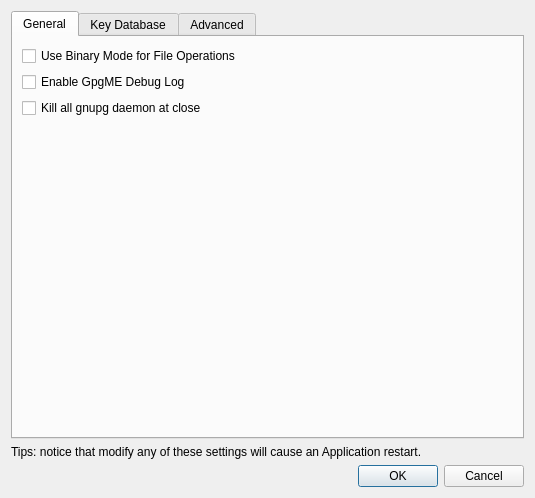
First picture: the form in ui/GnuPGControllerDialog.ui, repository saturneric/GpgFrontend, before the edit.
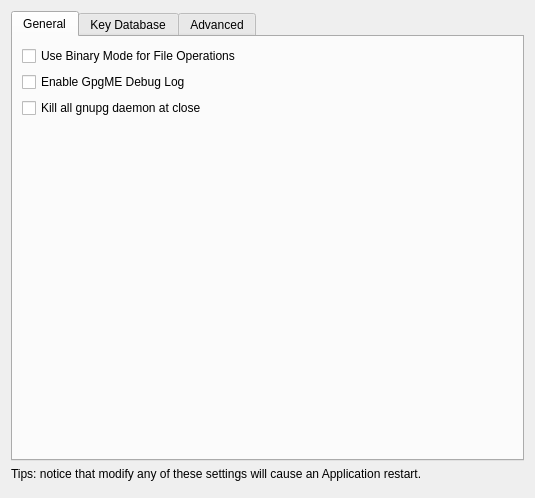
Second picture: the form after the edit.

Commit message:
style(ui): normalize Qt enum usage in dialog
* Updates `.ui` properties to use modern/consistent Qt enum values
  to improve compatibility across Qt versions and tooling.
* Adjusts table interaction defaults (selection/edit/drag-drop) and
  removes standard dialog buttons to match the updated UI behavior.

Patch:
```diff
--- a/ui/GnuPGControllerDialog.ui
+++ b/ui/GnuPGControllerDialog.ui
@@ -62,8 +62,8 @@
            </property>
            <property name="sizeHint" stdset="0">
             <size>
-             <width>20</width>
-             <height>40</height>
+             <width>40</width>
+             <height>20</height>
             </size>
            </property>
           </spacer>
@@ -188,11 +188,8 @@
      </item>
      <item>
       <widget class="QDialogButtonBox" name="buttonBox">
-       <property name="orientation">
-        <enum>Qt::Orientation::Horizontal</enum>
-       </property>
        <property name="standardButtons">
-        <set>QDialogButtonBox::StandardButton::Cancel|QDialogButtonBox::StandardButton::Ok</set>
+        <set>QDialogButtonBox::NoButton</set>
        </property>
       </widget>
      </item>
```
Left out of the diff: 30 changed lines with no effect on the pictures.
